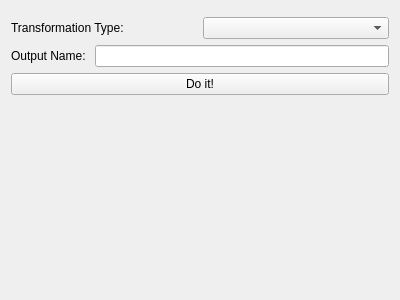
Qt form src/WhiskerToolbox/DataTransform_Widget/DataTransform_Widget.ui (paulmthompson/WhiskerToolbox) before a commit.
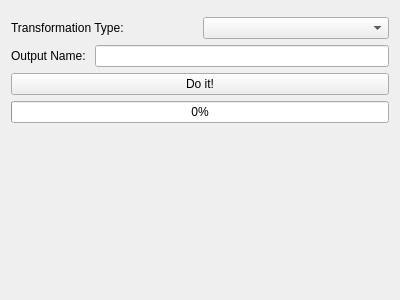
The same form after that commit. Custom widgets are drawn as their Qt base class.

Commit message: moved files for data transformations. outline of mask to line compiles, but quite slow and needs significant refactoring

The edit to the form file:
```diff
--- a/src/WhiskerToolbox/DataTransform_Widget/DataTransform_Widget.ui
+++ b/src/WhiskerToolbox/DataTransform_Widget/DataTransform_Widget.ui
@@ -52,6 +52,16 @@
      </property>
     </widget>
    </item>
+   <item>
+    <widget class="QProgressBar" name="transform_progress_bar">
+     <property name="value">
+      <number>0</number>
+     </property>
+     <property name="textVisible">
+      <bool>true</bool>
+     </property>
+    </widget>
+   </item>
    <item>
     <widget class="QStackedWidget" name="stackedWidget">
      <property name="currentIndex">
```
The commit also changes 27 other files.
